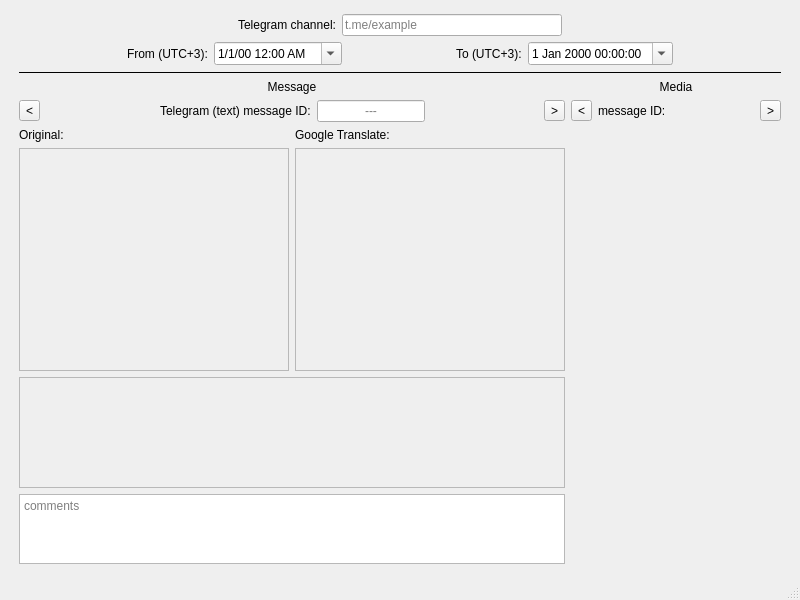
TobiasSchof/Telegram, file GUI/resources/Main_window.ui: the form before one commit.
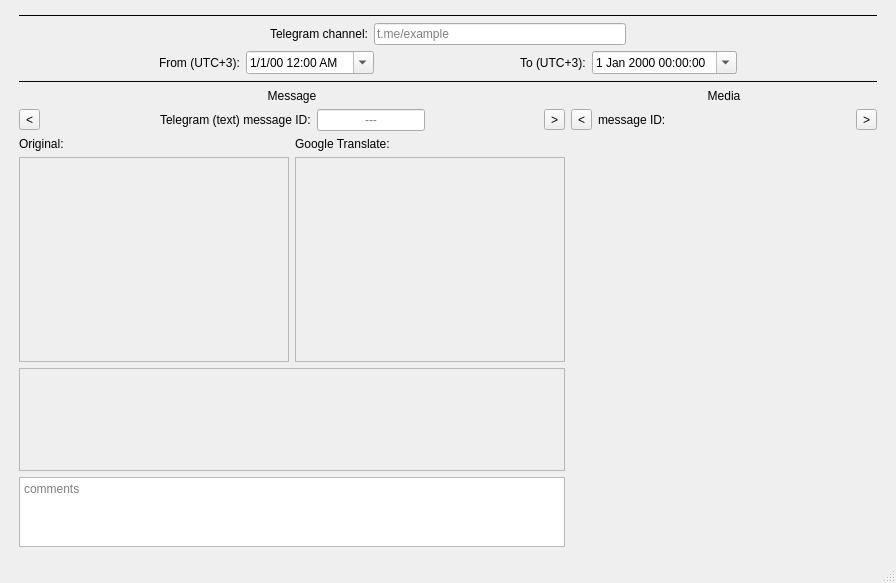
The form after the commit. Custom widgets are drawn as their Qt base class.

Diff of the .ui file:
```diff
--- a/GUI/resources/Main_window.ui
+++ b/GUI/resources/Main_window.ui
@@ -6,8 +6,8 @@
    <rect>
     <x>0</x>
     <y>0</y>
-    <width>800</width>
-    <height>600</height>
+    <width>896</width>
+    <height>583</height>
    </rect>
   </property>
   <property name="windowTitle">
@@ -16,7 +16,7 @@
   <widget class="QWidget" name="centralwidget">
    <layout class="QVBoxLayout" name="verticalLayout_2">
     <item>
-     <layout class="QGridLayout" name="Main_layout" rowstretch="0,0,0,0,0,0,10,5,2" columnstretch="0,0,5">
+     <layout class="QGridLayout" name="Main_layout" rowstretch="0,0,0,0,0,0,0,10,5,2" columnstretch="0,0,5">
       <property name="leftMargin">
        <number>10</number>
       </property>
@@ -29,128 +29,36 @@
       <property name="bottomMargin">
        <number>5</number>
       </property>
-      <item row="5" column="0">
-       <widget class="QLabel" name="orig_lbl">
-        <property name="text">
-         <string>Original:</string>
+      <item row="7" column="0">
+       <widget class="QScrollArea" name="orig_scroll">
+        <property name="minimumSize">
+         <size>
+          <width>270</width>
+          <height>0</height>
+         </size>
         </property>
+        <property name="frameShadow">
+         <enum>QFrame::Sunken</enum>
+        </property>
+        <property name="widgetResizable">
+         <bool>true</bool>
+        </property>
+        <property name="alignment">
+         <set>Qt::AlignLeading|Qt::AlignLeft|Qt::AlignTop</set>
+        </property>
+        <widget class="QWidget" name="scrollAreaWidgetContents_2">
+         <property name="geometry">
+          <rect>
+           <x>0</x>
+           <y>0</y>
+           <width>268</width>
+           <height>145</height>
+          </rect>
+         </property>
+        </widget>
        </widget>
       </item>
-      <item row="4" column="0" colspan="2">
-       <layout class="QHBoxLayout" name="msg_info_layout" stretch="0,10,0,0,10,0">
-        <item>
-         <widget class="QToolButton" name="prev_msg_btn">
-          <property name="text">
-           <string>&lt;</string>
-          </property>
-         </widget>
-        </item>
-        <item>
-         <spacer name="horizontalspacer1_msginfo">
-          <property name="orientation">
-           <enum>Qt::Horizontal</enum>
-          </property>
-          <property name="sizeHint" stdset="0">
-           <size>
-            <width>40</width>
-            <height>20</height>
-           </size>
-          </property>
-         </spacer>
-        </item>
-        <item>
-         <widget class="QLabel" name="msg_ids_lbl">
-          <property name="text">
-           <string>Telegram (text) message ID:</string>
-          </property>
-         </widget>
-        </item>
-        <item>
-         <widget class="QLineEdit" name="msg_id">
-          <property name="alignment">
-           <set>Qt::AlignCenter</set>
-          </property>
-          <property name="placeholderText">
-           <string>---</string>
-          </property>
-         </widget>
-        </item>
-        <item>
-         <spacer name="horizontalspacer3_msginfo">
-          <property name="orientation">
-           <enum>Qt::Horizontal</enum>
-          </property>
-          <property name="sizeHint" stdset="0">
-           <size>
-            <width>40</width>
-            <height>20</height>
-           </size>
-          </property>
-         </spacer>
-        </item>
-        <item>
-         <widget class="QToolButton" name="next_msg_btn">
-          <property name="text">
-           <string>&gt;</string>
-          </property>
-         </widget>
-        </item>
-       </layout>
-      </item>
-      <item row="0" column="0" colspan="3">
-       <layout class="QHBoxLayout" name="chnl_layout">
-        <item>
-         <spacer name="left_chnl_spacer">
-          <property name="orientation">
-           <enum>Qt::Horizontal</enum>
-          </property>
-          <property name="sizeHint" stdset="0">
-           <size>
-            <width>40</width>
-            <height>20</height>
-           </size>
-          </property>
-         </spacer>
-        </item>
-        <item>
-         <widget class="QLabel" name="chnl_lbl">
-          <property name="maximumSize">
-           <size>
-            <width>16777215</width>
-            <height>25</height>
-           </size>
-          </property>
-          <property name="text">
-           <string>Telegram channel:</string>
-          </property>
-         </widget>
-        </item>
-        <item>
-         <widget class="QLineEdit" name="chnl">
-          <property name="styleSheet">
-           <string notr="true"/>
-          </property>
-          <property name="placeholderText">
-           <string>t.me/example</string>
-          </property>
-         </widget>
-        </item>
-        <item>
-         <spacer name="right_chnl_spacer">
-          <property name="orientation">
-           <enum>Qt::Horizontal</enum>
-          </property>
-          <property name="sizeHint" stdset="0">
-           <size>
-            <width>40</width>
-            <height>20</height>
-           </size>
-          </property>
-         </spacer>
-        </item>
-       </layout>
-      </item>
-      <item row="3" column="2" rowspan="6">
+      <item row="4" column="2" rowspan="6">
        <layout class="QVBoxLayout" name="media_layout" stretch="0,0,5">
         <item>
          <widget class="QLabel" name="media_lbl">
@@ -215,7 +123,37 @@
         </item>
        </layout>
       </item>
-      <item row="7" column="0" colspan="2">
+      <item row="4" column="0" colspan="2">
+       <widget class="QLabel" name="msg_lbl">
+        <property name="text">
+         <string>Message</string>
+        </property>
+        <property name="alignment">
+         <set>Qt::AlignCenter</set>
+        </property>
+       </widget>
+      </item>
+      <item row="3" column="0" colspan="3">
+       <widget class="Line" name="line">
+        <property name="styleSheet">
+         <string notr="true"/>
+        </property>
+        <property name="frameShadow">
+         <enum>QFrame::Plain</enum>
+        </property>
+        <property name="orientation">
+         <enum>Qt::Horizontal</enum>
+        </property>
+       </widget>
+      </item>
+      <item row="6" column="1">
+       <widget class="QLabel" name="trans_lbl">
+        <property name="text">
+         <string>Google Translate:</string>
+        </property>
+       </widget>
+      </item>
+      <item row="8" column="0" colspan="2">
        <widget class="QScrollArea" name="tag_scroll_area">
         <property name="horizontalScrollBarPolicy">
          <enum>Qt::ScrollBarAlwaysOff</enum>
@@ -229,14 +167,14 @@
            <x>0</x>
            <y>0</y>
            <width>548</width>
-           <height>83</height>
+           <height>77</height>
           </rect>
          </property>
          <layout class="QGridLayout" name="gridLayout_2"/>
         </widget>
        </widget>
       </item>
-      <item row="1" column="0" colspan="3">
+      <item row="2" column="0" colspan="3">
        <layout class="QHBoxLayout" name="date_rng_layout">
         <item>
          <spacer name="left_date_rng_spacer">
@@ -322,7 +260,14 @@
         </item>
        </layout>
       </item>
-      <item row="6" column="1">
+      <item row="6" column="0">
+       <widget class="QLabel" name="orig_lbl">
+        <property name="text">
+         <string>Original:</string>
+        </property>
+       </widget>
+      </item>
+      <item row="7" column="1">
        <widget class="QScrollArea" name="trans_scroll">
         <property name="minimumSize">
          <size>
@@ -342,42 +287,127 @@
            <x>0</x>
            <y>0</y>
            <width>268</width>
-           <height>169</height>
+           <height>145</height>
           </rect>
          </property>
         </widget>
        </widget>
       </item>
-      <item row="6" column="0">
-       <widget class="QScrollArea" name="orig_scroll">
-        <property name="minimumSize">
-         <size>
-          <width>270</width>
-          <height>0</height>
-         </size>
-        </property>
-        <property name="frameShadow">
-         <enum>QFrame::Sunken</enum>
-        </property>
-        <property name="widgetResizable">
-         <bool>true</bool>
-        </property>
-        <property name="alignment">
-         <set>Qt::AlignLeading|Qt::AlignLeft|Qt::AlignTop</set>
-        </property>
-        <widget class="QWidget" name="scrollAreaWidgetContents_2">
-         <property name="geometry">
-          <rect>
-           <x>0</x>
-           <y>0</y>
-           <width>268</width>
-           <height>169</height>
-          </rect>
-         </property>
-        </widget>
-       </widget>
+      <item row="5" column="0" colspan="2">
+       <layout class="QHBoxLayout" name="msg_info_layout" stretch="0,10,0,0,10,0">
+        <item>
+         <widget class="QToolButton" name="prev_msg_btn">
+          <property name="text">
+           <string>&lt;</string>
+          </property>
+         </widget>
+        </item>
+        <item>
+         <spacer name="horizontalspacer1_msginfo">
+          <property name="orientation">
+           <enum>Qt::Horizontal</enum>
+          </property>
+          <property name="sizeHint" stdset="0">
+           <size>
+            <width>40</width>
+            <height>20</height>
+           </size>
+          </property>
+         </spacer>
+        </item>
+        <item>
+         <widget class="QLabel" name="msg_ids_lbl">
+          <property name="text">
+           <string>Telegram (text) message ID:</string>
+          </property>
+         </widget>
+        </item>
+        <item>
+         <widget class="QLineEdit" name="msg_id">
+          <property name="alignment">
+           <set>Qt::AlignCenter</set>
+          </property>
+          <property name="placeholderText">
+           <string>---</string>
+          </property>
+         </widget>
+        </item>
+        <item>
+         <spacer name="horizontalspacer3_msginfo">
+          <property name="orientation">
+           <enum>Qt::Horizontal</enum>
+          </property>
+          <property name="sizeHint" stdset="0">
+           <size>
+            <width>40</width>
+            <height>20</height>
+           </size>
+          </property>
+         </spacer>
+        </item>
+        <item>
+         <widget class="QToolButton" name="next_msg_btn">
+          <property name="text">
+           <string>&gt;</string>
+          </property>
+         </widget>
+        </item>
+       </layout>
       </item>
-      <item row="8" column="0" colspan="2">
+      <item row="1" column="0" colspan="3">
+       <layout class="QHBoxLayout" name="chnl_layout">
+        <item>
+         <spacer name="left_chnl_spacer">
+          <property name="orientation">
+           <enum>Qt::Horizontal</enum>
+          </property>
+          <property name="sizeHint" stdset="0">
+           <size>
+            <width>40</width>
+            <height>20</height>
+           </size>
+          </property>
+         </spacer>
+        </item>
+        <item>
+         <widget class="QLabel" name="chnl_lbl">
+          <property name="maximumSize">
+           <size>
+            <width>16777215</width>
+            <height>25</height>
+           </size>
+          </property>
+          <property name="text">
+           <string>Telegram channel:</string>
+          </property>
+         </widget>
+        </item>
+        <item>
+         <widget class="QLineEdit" name="chnl">
+          <property name="styleSheet">
+           <string notr="true"/>
+          </property>
+          <property name="placeholderText">
+           <string>t.me/example</string>
+          </property>
+         </widget>
+        </item>
+        <item>
+         <spacer name="right_chnl_spacer">
+          <property name="orientation">
+           <enum>Qt::Horizontal</enum>
+          </property>
+          <property name="sizeHint" stdset="0">
+           <size>
+            <width>40</width>
+            <height>20</height>
+           </size>
+          </property>
+         </spacer>
+        </item>
+       </layout>
+      </item>
+      <item row="9" column="0" colspan="2">
        <widget class="QPlainTextEdit" name="comment_box">
         <property name="maximumBlockCount">
          <number>0</number>
@@ -387,18 +417,8 @@
         </property>
        </widget>
       </item>
-      <item row="3" column="0" colspan="2">
-       <widget class="QLabel" name="msg_lbl">
-        <property name="text">
-         <string>Message</string>
-        </property>
-        <property name="alignment">
-         <set>Qt::AlignCenter</set>
-        </property>
-       </widget>
-      </item>
-      <item row="2" column="0" colspan="3">
-       <widget class="Line" name="line">
+      <item row="0" column="0" colspan="3">
+       <widget class="Line" name="line_2">
         <property name="styleSheet">
          <string notr="true"/>
         </property>
@@ -410,13 +430,6 @@
         </property>
        </widget>
       </item>
-      <item row="5" column="1">
-       <widget class="QLabel" name="trans_lbl">
-        <property name="text">
-         <string>Google Translate:</string>
-        </property>
-       </widget>
-      </item>
      </layout>
     </item>
    </layout>
```
Left out of the diff: 7 changed lines with no effect on the pictures.
